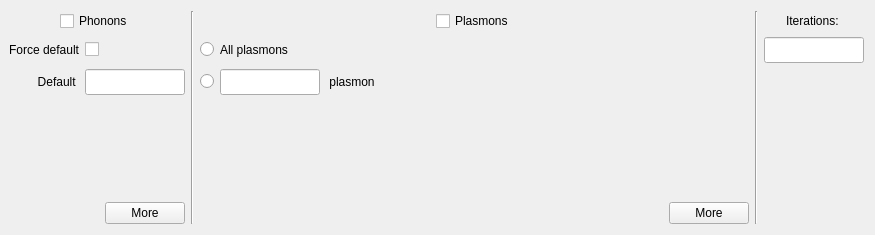
First picture: the form in src/gui/frames/inelasticframe.ui, repository JJPPeters/clTEM, before the edit.
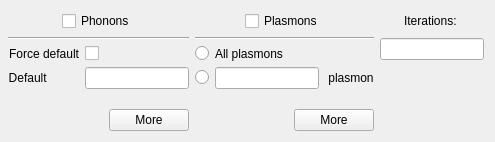
Second picture: the form after the edit. Custom widgets are drawn as their Qt base class.

Commit message: Fixed default UI  - some attempt to get it working with HiDPI  - fixed tab order for all widgets

Diff of the .ui file:
```diff
--- a/src/gui/frames/inelasticframe.ui
+++ b/src/gui/frames/inelasticframe.ui
@@ -6,12 +6,12 @@
    <rect>
     <x>0</x>
     <y>0</y>
-    <width>875</width>
-    <height>235</height>
+    <width>495</width>
+    <height>142</height>
    </rect>
   </property>
   <property name="sizePolicy">
-   <sizepolicy hsizetype="Preferred" vsizetype="Preferred">
+   <sizepolicy hsizetype="Ignored" vsizetype="Preferred">
     <horstretch>0</horstretch>
     <verstretch>0</verstretch>
    </sizepolicy>
@@ -25,138 +25,11 @@
   <property name="windowTitle">
    <string>Form</string>
   </property>
-  <layout class="QGridLayout" name="gridLayout" columnstretch="0,1,1,0,1,0,1,0,0" columnminimumwidth="0,0,0,0,0,0,0,0,0">
+  <layout class="QGridLayout" name="gridLayout" rowstretch="0,0,0,0,1,0" columnstretch="0,0,0,0,0">
    <property name="leftMargin">
     <number>8</number>
    </property>
-   <item row="0" column="0" colspan="2">
-    <layout class="QHBoxLayout" name="horizontalLayout_3">
-     <item>
-      <spacer name="horizontalSpacer_4">
-       <property name="orientation">
-        <enum>Qt::Horizontal</enum>
-       </property>
-       <property name="sizeHint" stdset="0">
-        <size>
-         <width>40</width>
-         <height>20</height>
-        </size>
-       </property>
-      </spacer>
-     </item>
-     <item>
-      <widget class="QCheckBox" name="chkPhonon">
-       <property name="layoutDirection">
-        <enum>Qt::LeftToRight</enum>
-       </property>
-       <property name="text">
-        <string>Phonons</string>
-       </property>
-      </widget>
-     </item>
-     <item>
-      <spacer name="horizontalSpacer_3">
-       <property name="orientation">
-        <enum>Qt::Horizontal</enum>
-       </property>
-       <property name="sizeHint" stdset="0">
-        <size>
-         <width>40</width>
-         <height>20</height>
-        </size>
-       </property>
-      </spacer>
-     </item>
-    </layout>
-   </item>
-   <item row="2" column="1">
-    <widget class="EditUnitsBox" name="edtPhononDefault">
-     <property name="minimumSize">
-      <size>
-       <width>0</width>
-       <height>26</height>
-      </size>
-     </property>
-     <property name="maximumSize">
-      <size>
-       <width>100</width>
-       <height>16777215</height>
-      </size>
-     </property>
-     <property name="text">
-      <string/>
-     </property>
-    </widget>
-   </item>
-   <item row="4" column="0" colspan="2">
-    <layout class="QHBoxLayout" name="horizontalLayout_5">
-     <item>
-      <spacer name="horizontalSpacer_6">
-       <property name="orientation">
-        <enum>Qt::Horizontal</enum>
-       </property>
-       <property name="sizeHint" stdset="0">
-        <size>
-         <width>40</width>
-         <height>20</height>
-        </size>
-       </property>
-      </spacer>
-     </item>
-     <item>
-      <widget class="QPushButton" name="btnPhononMore">
-       <property name="text">
-        <string>More</string>
-       </property>
-      </widget>
-     </item>
-    </layout>
-   </item>
-   <item row="1" column="1">
-    <widget class="QCheckBox" name="chkPhononDefault">
-     <property name="text">
-      <string/>
-     </property>
-    </widget>
-   </item>
-   <item row="1" column="0">
-    <widget class="QLabel" name="label_8">
-     <property name="text">
-      <string>Force default</string>
-     </property>
-     <property name="alignment">
-      <set>Qt::AlignRight|Qt::AlignTrailing|Qt::AlignVCenter</set>
-     </property>
-    </widget>
-   </item>
-   <item row="2" column="0">
-    <widget class="QLabel" name="label_4">
-     <property name="text">
-      <string>Default &lt;u2&gt;</string>
-     </property>
-     <property name="alignment">
-      <set>Qt::AlignRight|Qt::AlignTrailing|Qt::AlignVCenter</set>
-     </property>
-    </widget>
-   </item>
-   <item row="0" column="2" rowspan="5">
-    <widget class="Line" name="line_2">
-     <property name="orientation">
-      <enum>Qt::Vertical</enum>
-     </property>
-    </widget>
-   </item>
-   <item row="1" column="3">
-    <widget class="QRadioButton" name="rdioPlasmonAll">
-     <property name="layoutDirection">
-      <enum>Qt::RightToLeft</enum>
-     </property>
-     <property name="text">
-      <string/>
-     </property>
-    </widget>
-   </item>
-   <item row="2" column="3">
+   <item row="3" column="2">
     <widget class="QRadioButton" name="rdioPlasmonSingle">
      <property name="sizePolicy">
       <sizepolicy hsizetype="Minimum" vsizetype="Fixed">
@@ -172,50 +45,10 @@
      </property>
     </widget>
    </item>
-   <item row="0" column="3" colspan="2">
-    <layout class="QHBoxLayout" name="horizontalLayout_2">
-     <item>
-      <spacer name="horizontalSpacer_2">
-       <property name="orientation">
-        <enum>Qt::Horizontal</enum>
-       </property>
-       <property name="sizeHint" stdset="0">
-        <size>
-         <width>40</width>
-         <height>20</height>
-        </size>
-       </property>
-      </spacer>
-     </item>
-     <item>
-      <widget class="QCheckBox" name="chkPlasmon">
-       <property name="layoutDirection">
-        <enum>Qt::LeftToRight</enum>
-       </property>
-       <property name="text">
-        <string>Plasmons</string>
-       </property>
-      </widget>
-     </item>
-     <item>
-      <spacer name="horizontalSpacer">
-       <property name="orientation">
-        <enum>Qt::Horizontal</enum>
-       </property>
-       <property name="sizeHint" stdset="0">
-        <size>
-         <width>40</width>
-         <height>20</height>
-        </size>
-       </property>
-      </spacer>
-     </item>
-    </layout>
-   </item>
-   <item row="1" column="4">
+   <item row="2" column="3">
     <widget class="QLabel" name="label_5">
      <property name="sizePolicy">
-      <sizepolicy hsizetype="Expanding" vsizetype="Preferred">
+      <sizepolicy hsizetype="Fixed" vsizetype="Preferred">
        <horstretch>0</horstretch>
        <verstretch>0</verstretch>
       </sizepolicy>
@@ -228,19 +61,75 @@
      </property>
     </widget>
    </item>
-   <item row="2" column="4">
+   <item row="2" column="0">
+    <widget class="QLabel" name="label_8">
+     <property name="sizePolicy">
+      <sizepolicy hsizetype="Fixed" vsizetype="Preferred">
+       <horstretch>0</horstretch>
+       <verstretch>0</verstretch>
+      </sizepolicy>
+     </property>
+     <property name="text">
+      <string>Force default</string>
+     </property>
+     <property name="alignment">
+      <set>Qt::AlignRight|Qt::AlignTrailing|Qt::AlignVCenter</set>
+     </property>
+    </widget>
+   </item>
+   <item row="0" column="4">
+    <widget class="QLabel" name="label_3">
+     <property name="sizePolicy">
+      <sizepolicy hsizetype="Preferred" vsizetype="Preferred">
+       <horstretch>0</horstretch>
+       <verstretch>0</verstretch>
+      </sizepolicy>
+     </property>
+     <property name="text">
+      <string>Iterations: </string>
+     </property>
+     <property name="alignment">
+      <set>Qt::AlignCenter</set>
+     </property>
+    </widget>
+   </item>
+   <item row="5" column="0" colspan="2">
+    <layout class="QHBoxLayout" name="horizontalLayout_5">
+     <item>
+      <spacer name="horizontalSpacer_6">
+       <property name="orientation">
+        <enum>Qt::Horizontal</enum>
+       </property>
+       <property name="sizeHint" stdset="0">
+        <size>
+         <width>0</width>
+         <height>0</height>
+        </size>
+       </property>
+      </spacer>
+     </item>
+     <item>
+      <widget class="QPushButton" name="btnPhononMore">
+       <property name="text">
+        <string>More</string>
+       </property>
+      </widget>
+     </item>
+    </layout>
+   </item>
+   <item row="3" column="3">
     <layout class="QHBoxLayout" name="horizontalLayout_4">
      <item>
       <widget class="EditUnitsBox" name="edtPlasmonSingle">
        <property name="minimumSize">
         <size>
          <width>0</width>
-         <height>26</height>
+         <height>0</height>
         </size>
        </property>
        <property name="maximumSize">
         <size>
-         <width>100</width>
+         <width>16777215</width>
          <height>16777215</height>
         </size>
        </property>
@@ -252,7 +141,7 @@
      <item>
       <widget class="QLabel" name="label_7">
        <property name="sizePolicy">
-        <sizepolicy hsizetype="Expanding" vsizetype="Preferred">
+        <sizepolicy hsizetype="Fixed" vsizetype="Preferred">
          <horstretch>0</horstretch>
          <verstretch>0</verstretch>
         </sizepolicy>
@@ -267,31 +156,98 @@
      </item>
     </layout>
    </item>
-   <item row="4" column="3" colspan="2">
-    <layout class="QHBoxLayout" name="horizontalLayout">
+   <item row="3" column="0">
+    <widget class="QLabel" name="label_4">
+     <property name="sizePolicy">
+      <sizepolicy hsizetype="Fixed" vsizetype="Preferred">
+       <horstretch>0</horstretch>
+       <verstretch>0</verstretch>
+      </sizepolicy>
+     </property>
+     <property name="text">
+      <string>Default &lt;u2&gt;</string>
+     </property>
+     <property name="alignment">
+      <set>Qt::AlignRight|Qt::AlignTrailing|Qt::AlignVCenter</set>
+     </property>
+    </widget>
+   </item>
+   <item row="2" column="2">
+    <widget class="QRadioButton" name="rdioPlasmonAll">
+     <property name="sizePolicy">
+      <sizepolicy hsizetype="Minimum" vsizetype="Fixed">
+       <horstretch>0</horstretch>
+       <verstretch>0</verstretch>
+      </sizepolicy>
+     </property>
+     <property name="layoutDirection">
+      <enum>Qt::RightToLeft</enum>
+     </property>
+     <property name="text">
+      <string/>
+     </property>
+    </widget>
+   </item>
+   <item row="0" column="2" colspan="2">
+    <layout class="QHBoxLayout" name="horizontalLayout_2">
      <item>
-      <spacer name="horizontalSpacer_5">
+      <spacer name="horizontalSpacer_2">
        <property name="orientation">
         <enum>Qt::Horizontal</enum>
        </property>
+       <property name="sizeType">
+        <enum>QSizePolicy::Ignored</enum>
+       </property>
        <property name="sizeHint" stdset="0">
         <size>
-         <width>40</width>
-         <height>20</height>
+         <width>0</width>
+         <height>0</height>
         </size>
        </property>
       </spacer>
      </item>
      <item>
-      <widget class="QPushButton" name="btnPlasmonMore">
+      <widget class="QCheckBox" name="chkPlasmon">
+       <property name="sizePolicy">
+        <sizepolicy hsizetype="Fixed" vsizetype="Fixed">
+         <horstretch>0</horstretch>
+         <verstretch>0</verstretch>
+        </sizepolicy>
+       </property>
+       <property name="layoutDirection">
+        <enum>Qt::LeftToRight</enum>
+       </property>
        <property name="text">
-        <string>More</string>
+        <string>Plasmons</string>
        </property>
       </widget>
      </item>
+     <item>
+      <spacer name="horizontalSpacer">
+       <property name="orientation">
+        <enum>Qt::Horizontal</enum>
+       </property>
+       <property name="sizeType">
+        <enum>QSizePolicy::Ignored</enum>
+       </property>
+       <property name="sizeHint" stdset="0">
+        <size>
+         <width>0</width>
+         <height>0</height>
+        </size>
+       </property>
+      </spacer>
+     </item>
     </layout>
    </item>
-   <item row="3" column="4">
+   <item row="2" column="1">
+    <widget class="QCheckBox" name="chkPhononDefault">
+     <property name="text">
+      <string/>
+     </property>
+    </widget>
+   </item>
+   <item row="4" column="3">
     <spacer name="verticalSpacer">
      <property name="orientation">
       <enum>Qt::Vertical</enum>
@@ -304,34 +260,102 @@
      </property>
     </spacer>
    </item>
-   <item row="0" column="5" rowspan="5">
+   <item row="0" column="0" colspan="2">
+    <layout class="QHBoxLayout" name="horizontalLayout_3">
+     <item>
+      <spacer name="horizontalSpacer_4">
+       <property name="orientation">
+        <enum>Qt::Horizontal</enum>
+       </property>
+       <property name="sizeType">
+        <enum>QSizePolicy::Ignored</enum>
+       </property>
+       <property name="sizeHint" stdset="0">
+        <size>
+         <width>0</width>
+         <height>0</height>
+        </size>
+       </property>
+      </spacer>
+     </item>
+     <item>
+      <widget class="QCheckBox" name="chkPhonon">
+       <property name="sizePolicy">
+        <sizepolicy hsizetype="Fixed" vsizetype="Fixed">
+         <horstretch>0</horstretch>
+         <verstretch>0</verstretch>
+        </sizepolicy>
+       </property>
+       <property name="layoutDirection">
+        <enum>Qt::LeftToRight</enum>
+       </property>
+       <property name="text">
+        <string>Phonons</string>
+       </property>
+      </widget>
+     </item>
+     <item>
+      <spacer name="horizontalSpacer_3">
+       <property name="orientation">
+        <enum>Qt::Horizontal</enum>
+       </property>
+       <property name="sizeType">
+        <enum>QSizePolicy::Ignored</enum>
+       </property>
+       <property name="sizeHint" stdset="0">
+        <size>
+         <width>0</width>
+         <height>0</height>
+        </size>
+       </property>
+      </spacer>
+     </item>
+    </layout>
+   </item>
+   <item row="3" column="1">
+    <widget class="EditUnitsBox" name="edtPhononDefault">
+     <property name="minimumSize">
+      <size>
+       <width>0</width>
+       <height>0</height>
+      </size>
+     </property>
+     <property name="maximumSize">
+      <size>
+       <width>16777215</width>
+       <height>16777215</height>
+      </size>
+     </property>
+     <property name="text">
+      <string/>
+     </property>
+    </widget>
+   </item>
+   <item row="1" column="0" colspan="2">
     <widget class="Line" name="line">
      <property name="orientation">
-      <enum>Qt::Vertical</enum>
+      <enum>Qt::Horizontal</enum>
      </property>
     </widget>
    </item>
-   <item row="0" column="6">
-    <widget class="QLabel" name="label_3">
-     <property name="text">
-      <string>Iterations: </string>
+   <item row="1" column="2" colspan="2">
+    <widget class="Line" name="line_2">
+     <property name="orientation">
+      <enum>Qt::Horizontal</enum>
      </property>
-     <property name="alignment">
-      <set>Qt::AlignCenter</set>
-     </property>
     </widget>
    </item>
-   <item row="1" column="6">
+   <item row="1" column="4" rowspan="2">
     <widget class="EditUnitsBox" name="edtIterations">
      <property name="minimumSize">
       <size>
        <width>0</width>
-       <height>26</height>
+       <height>0</height>
       </size>
      </property>
      <property name="maximumSize">
       <size>
-       <width>100</width>
+       <width>16777215</width>
        <height>16777215</height>
       </size>
      </property>
@@ -343,6 +367,30 @@
      </property>
     </widget>
    </item>
+   <item row="5" column="2" colspan="2">
+    <layout class="QHBoxLayout" name="horizontalLayout">
+     <item>
+      <spacer name="horizontalSpacer_5">
+       <property name="orientation">
+        <enum>Qt::Horizontal</enum>
+       </property>
+       <property name="sizeHint" stdset="0">
+        <size>
+         <width>0</width>
+         <height>0</height>
+        </size>
+       </property>
+      </spacer>
+     </item>
+     <item>
+      <widget class="QPushButton" name="btnPlasmonMore">
+       <property name="text">
+        <string>More</string>
+       </property>
+      </widget>
+     </item>
+    </layout>
+   </item>
   </layout>
  </widget>
  <customwidgets>
```
Left out of the diff: 12 changed lines with no effect on the pictures. The commit also changes 30 other files.
